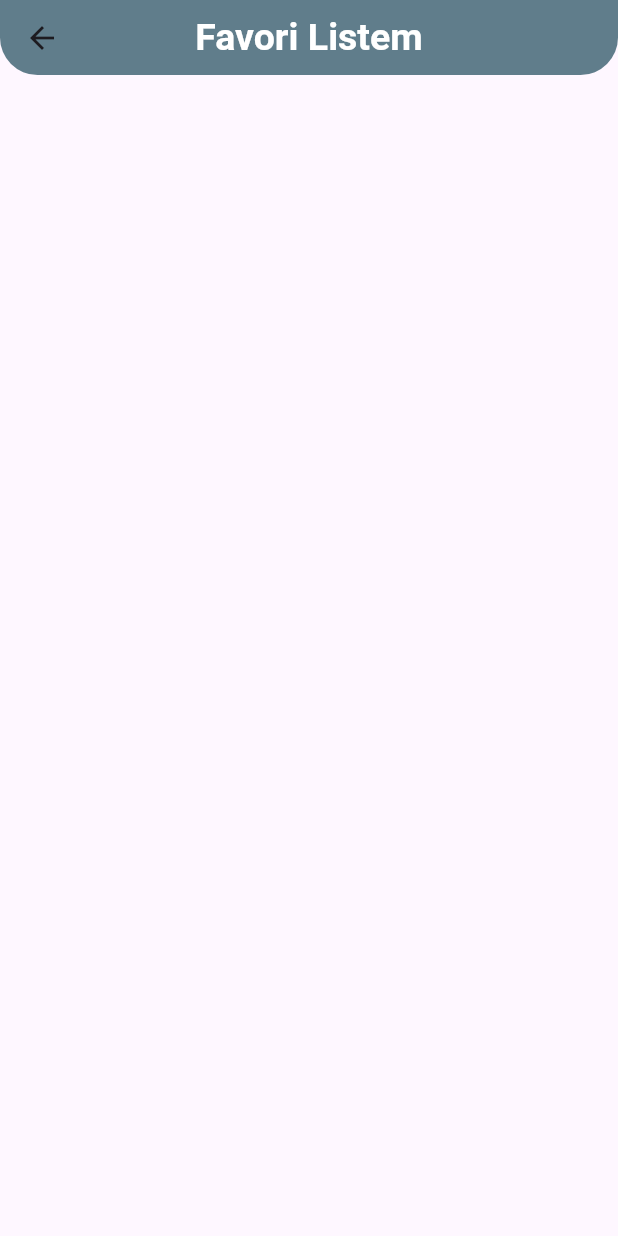
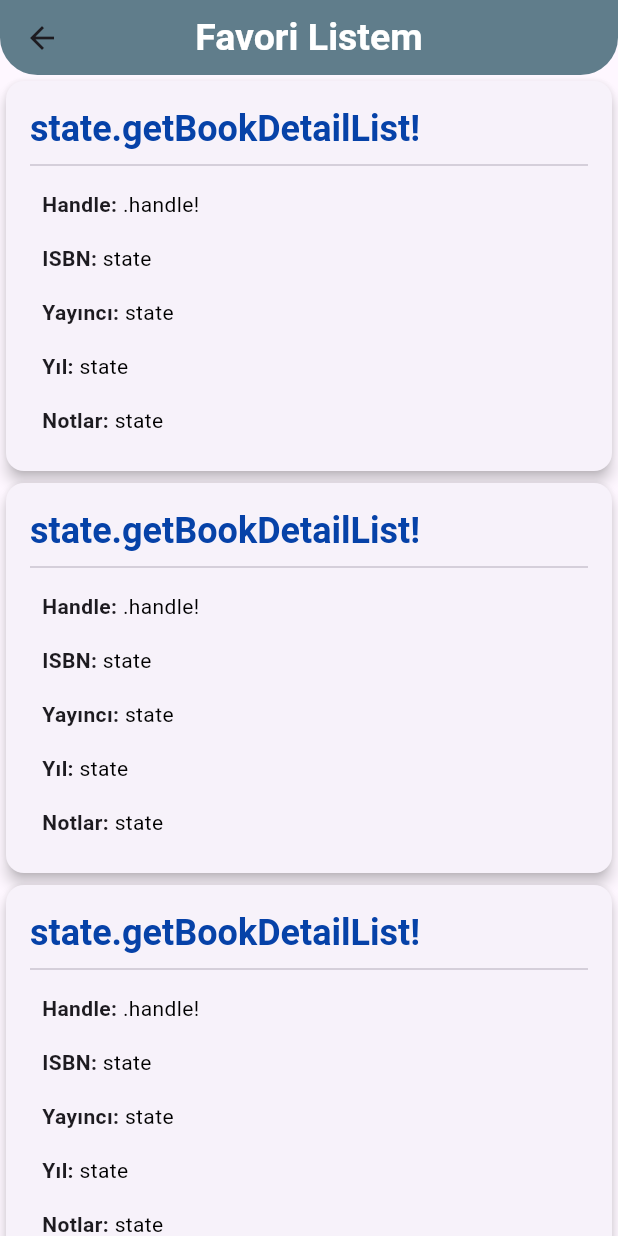
Before and after one commit to sefayolcu6/flutter_tech_task, a Flutter app: the FavoriteListScreen screen opened directly, on a phone screen of 412 x 824 dp. Run offline on Flutter 3.47's test engine with Material 3 defaults, Android fonts, the phone set to English and light mode, and no system bars; our stand-ins replace another_flushbar, flutter_bloc; network calls fail.

Commit message:
favoriler ekranının tasarımı tamamlandı

```diff
--- a/lib/features/book_details/view/book_detail_screen.dart
+++ b/lib/features/book_details/view/book_detail_screen.dart
@@ -3,6 +3,7 @@ import 'package:flutter_bloc/flutter_bloc.dart';
 import 'package:flutter_tech_task/core/helpers/custom_colors.dart';
 import 'package:flutter_tech_task/core/helpers/custom_paddings.dart';
 import 'package:flutter_tech_task/core/widgets/divider_widget.dart';
+import 'package:flutter_tech_task/core/widgets/flushbar_widget.dart';
 import 'package:flutter_tech_task/core/widgets/not_found_widget.dart';
 import 'package:flutter_tech_task/features/book_details/viewmodel/book_detail_cubit.dart';
 import 'package:flutter_tech_task/features/book_details/viewmodel/book_detail_state.dart';
@@ -29,6 +30,13 @@ class _BookDetailScreenState extends State<BookDetailScreen> {
     return Scaffold(
       appBar: AppBar(
         title: Text("Detay Bilgileri"),
+        actions: [
+          IconButton(
+              onPressed: () {
+                customSuccessFlushbar(context: context, title: "Başarılı", description: "İlgili kitap bilgileri favorilere eklendi!");
+              },
+              icon: Icon(Icons.bookmark_add_outlined))
+        ],
       ),
       body: BlocBuilder<BookDetailCubit, BookDetailState>(
         builder: (context, state) {
@@ -36,9 +44,9 @@ class _BookDetailScreenState extends State<BookDetailScreen> {
             return Center(child: CircularProgressIndicator());
           } else if (state is BookDetailSuccess) {
             return Card(
-              elevation: 4, // Hafif bir gölge verir
+              elevation: 4,
               shape: RoundedRectangleBorder(
-                borderRadius: BorderRadius.circular(12), // Köşeleri yumuşatır
+                borderRadius: BorderRadius.circular(12),
               ),
               child: Padding(
                 padding: CustomPaddingConstant.instance.appPaddingAll16,
--- a/lib/features/favorite_list/view/favorite_list_screen.dart
+++ b/lib/features/favorite_list/view/favorite_list_screen.dart
@@ -1,4 +1,7 @@
 import 'package:flutter/material.dart';
+import 'package:flutter_tech_task/core/helpers/custom_colors.dart';
+import 'package:flutter_tech_task/core/helpers/custom_paddings.dart';
+import 'package:flutter_tech_task/core/widgets/divider_widget.dart';
 
 class FavoriteListScreen extends StatefulWidget {
   const FavoriteListScreen({super.key});
@@ -11,8 +14,65 @@ class _FavoriteListScreenState extends State<FavoriteListScreen> {
   @override
   Widget build(BuildContext context) {
     return Scaffold(
-      appBar: AppBar(
-        title: Text("Favori Listem"),
+        appBar: AppBar(
+          title: Text("Favori Listem"),
+        ),
+        body: ListView.builder(
+          itemCount: 20,
+          itemBuilder: (context, index) {
+            return Card(
+              elevation: 4,
+              shape: RoundedRectangleBorder(
+                borderRadius: BorderRadius.circular(12),
+              ),
+              child: Padding(
+                padding: CustomPaddingConstant.instance.appPaddingAll16,
+                child: Column(
+                  crossAxisAlignment: CrossAxisAlignment.start,
+                  children: [
+                    Text(
+                      "state.getBookDetailList!",
+                      style: Theme.of(context).textTheme.headlineSmall?.copyWith(
+                            fontWeight: FontWeight.bold,
+                            color: CustomColorConstant.instance.primaryColor,
+                          ),
+                    ),
+                    customDivider(),
+                    Column(
+                      crossAxisAlignment: CrossAxisAlignment.start,
+                      children: [
+                        _buildDetailRow("Handle", ".handle!"),
+                        _buildDetailRow("ISBN", "state"),
+                        _buildDetailRow("Yayıncı", "state"),
+                        _buildDetailRow("Yıl", "state"),
+                        _buildDetailRow("Notlar", "state"),
+                      ],
+                    ),
+                  ],
+                ),
+              ),
+            );
+          },
+        ));
+  }
+
+  Widget _buildDetailRow(
+    String label,
+    String value,
+  ) {
+    return Padding(
+      padding: CustomPaddingConstant.instance.appPaddingAll8,
+      child: Row(
+        crossAxisAlignment: CrossAxisAlignment.start,
+        children: [
+          Text(
+            "$label: ",
+            style: const TextStyle(fontWeight: FontWeight.bold),
+          ),
+          Expanded(
+            child: Text(value, style: TextStyle(color: CustomColorConstant.instance.black)),
+          ),
+        ],
       ),
     );
   }
```
